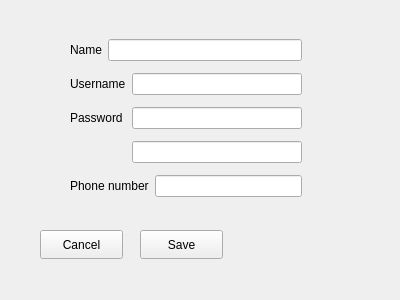
Old version of the form edit_information.ui in the repository Mahrokh-M/SkullKing_Never-Executable_7.
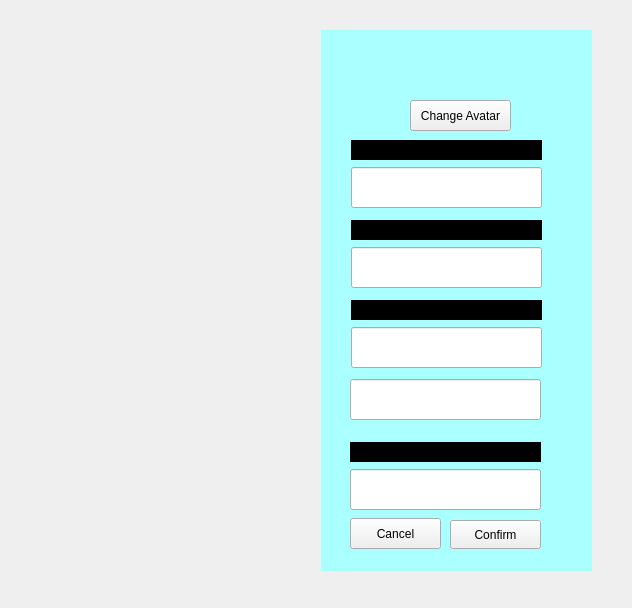
New version of the form. Icons and pictures are not drawn.

Commit message: start menu and edit profile updated!

Diff of the .ui file:
```diff
--- a/edit_information.ui
+++ b/edit_information.ui
@@ -6,102 +6,239 @@
    <rect>
     <x>0</x>
     <y>0</y>
-    <width>400</width>
-    <height>300</height>
+    <width>632</width>
+    <height>608</height>
    </rect>
   </property>
   <property name="windowTitle">
    <string>Edit Information</string>
   </property>
-  <widget class="QPushButton" name="pushButton_save">
+  <property name="styleSheet">
+   <string notr="true"/>
+  </property>
+  <widget class="QLabel" name="label_background">
    <property name="geometry">
     <rect>
-     <x>140</x>
-     <y>230</y>
-     <width>83</width>
-     <height>29</height>
+     <x>0</x>
+     <y>0</y>
+     <width>641</width>
+     <height>611</height>
     </rect>
    </property>
+   <property name="styleSheet">
+    <string notr="true">border-image: url(:/new/prefix1/nutshell-boats-near-maps.jpg);
+border-color: rgb(0, 0, 0);</string>
+   </property>
    <property name="text">
-    <string>Save</string>
+    <string/>
+   </property>
+  </widget>
+  <widget class="QLabel" name="label_border">
+   <property name="geometry">
+    <rect>
+     <x>321</x>
+     <y>30</y>
+     <width>271</width>
+     <height>541</height>
+    </rect>
+   </property>
+   <property name="styleSheet">
+    <string notr="true">background-color: rgb(170, 255, 255);</string>
+   </property>
+   <property name="text">
+    <string/>
+   </property>
+  </widget>
+  <widget class="QLabel" name="label_password">
+   <property name="geometry">
+    <rect>
+     <x>351</x>
+     <y>300</y>
+     <width>191</width>
+     <height>20</height>
+    </rect>
+   </property>
+   <property name="styleSheet">
+    <string notr="true">background-color: rgb(0, 0, 0);</string>
+   </property>
+   <property name="text">
+    <string>Password</string>
+   </property>
+  </widget>
+  <widget class="QLabel" name="label_name">
+   <property name="geometry">
+    <rect>
+     <x>351</x>
+     <y>140</y>
+     <width>191</width>
+     <height>20</height>
+    </rect>
+   </property>
+   <property name="styleSheet">
+    <string notr="true">background-color: rgb(0, 0, 0);</string>
+   </property>
+   <property name="text">
+    <string>Name</string>
+   </property>
+  </widget>
+  <widget class="QLineEdit" name="lineEdit_name">
+   <property name="geometry">
+    <rect>
+     <x>351</x>
+     <y>167</y>
+     <width>191</width>
+     <height>41</height>
+    </rect>
+   </property>
+   <property name="styleSheet">
+    <string notr="true"/>
+   </property>
+  </widget>
+  <widget class="QLineEdit" name="lineEdit_password">
+   <property name="geometry">
+    <rect>
+     <x>351</x>
+     <y>327</y>
+     <width>191</width>
+     <height>41</height>
+    </rect>
+   </property>
+  </widget>
+  <widget class="QLineEdit" name="lineEdit_repeatPassword">
+   <property name="geometry">
+    <rect>
+     <x>350</x>
+     <y>379</y>
+     <width>191</width>
+     <height>41</height>
+    </rect>
+   </property>
+  </widget>
+  <widget class="QLineEdit" name="lineEdit_phoneNumber">
+   <property name="geometry">
+    <rect>
+     <x>350</x>
+     <y>469</y>
+     <width>191</width>
+     <height>41</height>
+    </rect>
+   </property>
+   <property name="inputMethodHints">
+    <set>Qt::ImhNone</set>
    </property>
   </widget>
   <widget class="QPushButton" name="pushButton_cancel">
    <property name="geometry">
     <rect>
-     <x>40</x>
-     <y>230</y>
-     <width>83</width>
-     <height>29</height>
+     <x>350</x>
+     <y>518</y>
+     <width>91</width>
+     <height>31</height>
     </rect>
    </property>
    <property name="text">
     <string>Cancel</string>
    </property>
   </widget>
-  <widget class="QWidget" name="">
+  <widget class="QLineEdit" name="lineEdit_username">
    <property name="geometry">
     <rect>
-     <x>70</x>
-     <y>33</y>
-     <width>232</width>
-     <height>172</height>
+     <x>351</x>
+     <y>247</y>
+     <width>191</width>
+     <height>41</height>
     </rect>
    </property>
-   <layout class="QGridLayout" name="gridLayout">
-    <item row="0" column="0">
-     <widget class="QLabel" name="label_name">
-      <property name="text">
-       <string>Name</string>
-      </property>
-     </widget>
-    </item>
-    <item row="0" column="1" colspan="2">
-     <widget class="QLineEdit" name="lineEdit_name"/>
-    </item>
-    <item row="1" column="0" colspan="2">
-     <widget class="QLabel" name="label_username">
-      <property name="text">
-       <string>Username</string>
-      </property>
-     </widget>
-    </item>
-    <item row="1" column="2">
-     <widget class="QLineEdit" name="lineEdit_username"/>
-    </item>
-    <item row="2" column="0" colspan="2">
-     <widget class="QLabel" name="label_password">
-      <property name="text">
-       <string>Password</string>
-      </property>
-     </widget>
-    </item>
-    <item row="2" column="2">
-     <widget class="QLineEdit" name="lineEdit_password"/>
-    </item>
-    <item row="3" column="2">
-     <widget class="QLineEdit" name="lineEdit_repeatPassword"/>
-    </item>
-    <item row="4" column="0" colspan="3">
-     <layout class="QHBoxLayout" name="horizontalLayout">
-      <item>
-       <widget class="QLabel" name="label_phoneNumber">
-        <property name="text">
-         <string>Phone number</string>
-        </property>
-       </widget>
-      </item>
-      <item>
-       <widget class="QLineEdit" name="lineEdit_phoneNumber">
-        <property name="inputMethodHints">
-         <set>Qt::ImhNone</set>
-        </property>
-       </widget>
-      </item>
-     </layout>
-    </item>
-   </layout>
   </widget>
+  <widget class="QLabel" name="label_phoneNumber">
+   <property name="geometry">
+    <rect>
+     <x>350</x>
+     <y>442</y>
+     <width>191</width>
+     <height>20</height>
+    </rect>
+   </property>
+   <property name="styleSheet">
+    <string notr="true">background-color: rgb(0, 0, 0);</string>
+   </property>
+   <property name="text">
+    <string>Phone number</string>
+   </property>
+  </widget>
+  <widget class="QPushButton" name="pushButton_confirm">
+   <property name="geometry">
+    <rect>
+     <x>450</x>
+     <y>520</y>
+     <width>91</width>
+     <height>29</height>
+    </rect>
+   </property>
+   <property name="text">
+    <string>Confirm</string>
+   </property>
+  </widget>
+  <widget class="QLabel" name="label_username">
+   <property name="geometry">
+    <rect>
+     <x>351</x>
+     <y>220</y>
+     <width>191</width>
+     <height>20</height>
+    </rect>
+   </property>
+   <property name="styleSheet">
+    <string notr="true">background-color: rgb(0, 0, 0);</string>
+   </property>
+   <property name="text">
+    <string>Username</string>
+   </property>
+  </widget>
+  <widget class="QLabel" name="label_icon">
+   <property name="geometry">
+    <rect>
+     <x>330</x>
+     <y>40</y>
+     <width>111</width>
+     <height>91</height>
+    </rect>
+   </property>
+   <property name="styleSheet">
+    <string notr="true">border-image: url(:/new/prefix2/avatars/avatar1.png);</string>
+   </property>
+   <property name="text">
+    <string/>
+   </property>
+  </widget>
+  <widget class="QPushButton" name="pushButton_change_avatar">
+   <property name="geometry">
+    <rect>
+     <x>410</x>
+     <y>100</y>
+     <width>101</width>
+     <height>31</height>
+    </rect>
+   </property>
+   <property name="text">
+    <string>Change Avatar</string>
+   </property>
+  </widget>
+  <zorder>label_border</zorder>
+  <zorder>label_background</zorder>
+  <zorder>label_password</zorder>
+  <zorder>label_name</zorder>
+  <zorder>lineEdit_name</zorder>
+  <zorder>lineEdit_password</zorder>
+  <zorder>lineEdit_repeatPassword</zorder>
+  <zorder>lineEdit_phoneNumber</zorder>
+  <zorder>pushButton_cancel</zorder>
+  <zorder>lineEdit_username</zorder>
+  <zorder>label_phoneNumber</zorder>
+  <zorder>pushButton_confirm</zorder>
+  <zorder>label_username</zorder>
+  <zorder>label_icon</zorder>
+  <zorder>pushButton_change_avatar</zorder>
  </widget>
  <resources/>
  <connections/>
```
The commit also changes 17 other files.
